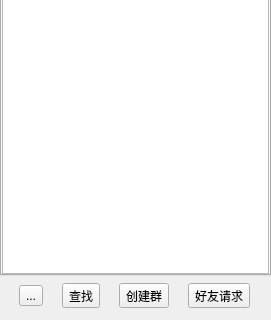
This is qtClient/friendpage.ui in huwei12345/smallchat as Qt 5 draws it before an edit; both pictures show x 0 to 271 and y 307 to 627 of the 271 by 627 pixel window. The edited form follows.
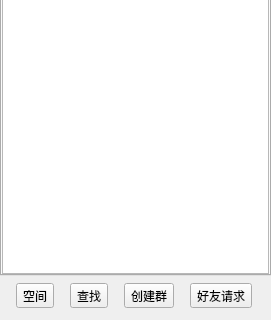
This is the edited form. The open tabs and pages were chosen to show the change.

What changed in the file:
```diff
--- a/qtClient/friendpage.ui
+++ b/qtClient/friendpage.ui
@@ -350,7 +350,7 @@
          <item>
           <widget class="QToolButton" name="toolButton_4">
            <property name="text">
-            <string>...</string>
+            <string>空间</string>
            </property>
           </widget>
          </item>
```
Left out of the diff: 2 changed lines with no effect on the pictures.
